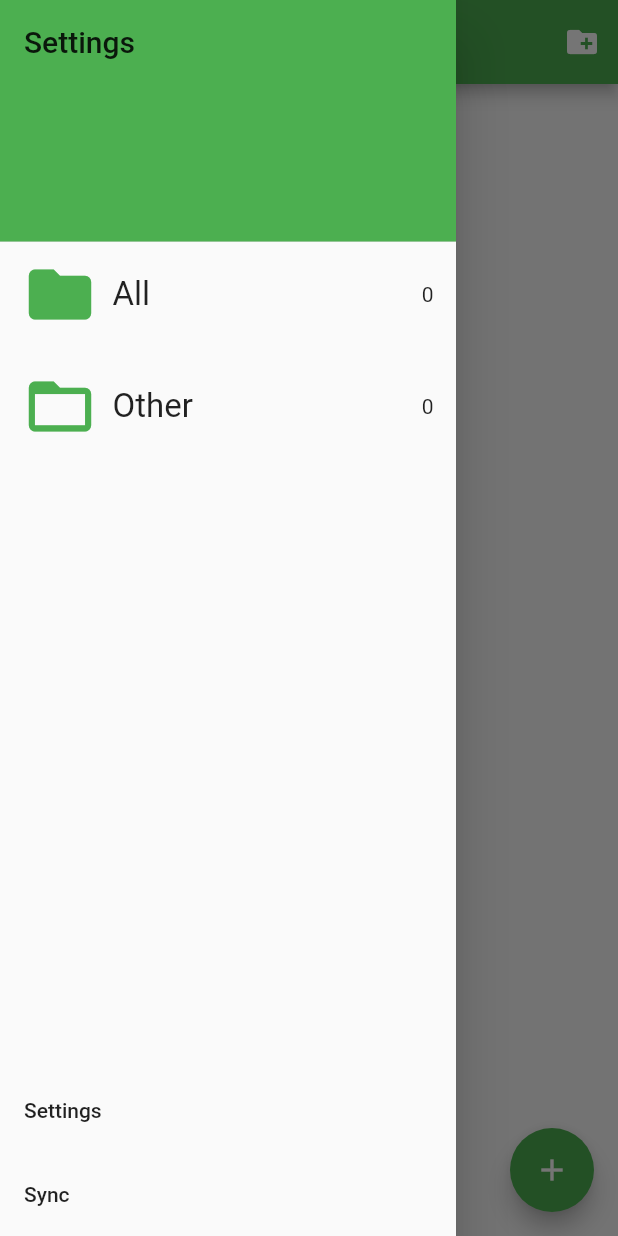
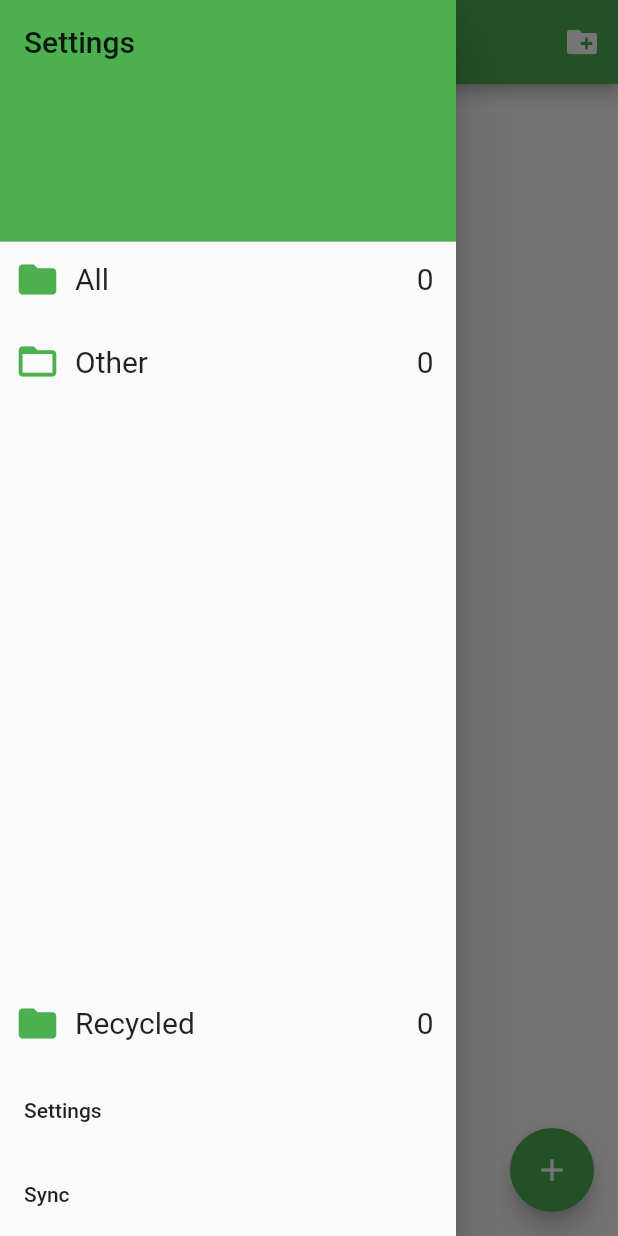
Before and after one commit to springeye/oplin, a Flutter app: the screen it shows after launch, with the side drawer open, on a phone screen of 412 x 824 dp. Run offline on Flutter 3.47's test engine with Material 2 defaults, Android fonts, the phone set to English and light mode, and no system bars; our stand-ins replace bloc, dio, equatable, flutter_bloc, flutter_colorpicker, flutter_easyloading and 4 more; missing offline and left inert: bitsdojo_window, diff_match_patch, flutter_quill, webdav_client; generated files the repository leaves out were written again.

Commit message:
move folder to drawer

```diff
--- a/lib/app/view/mobile/build_note.dart
+++ b/lib/app/view/mobile/build_note.dart
@@ -6,27 +6,35 @@ import 'package:intl/intl.dart';
 
 import '../../../../../db/models.dart';
 
-Widget buildNoteBookItem(BuildContext context, Notebook book, bool opened) {
+Widget buildNoteBookItem(BuildContext context, Notebook book, bool opened,
+    {double? iconSize, double? fontSize, EdgeInsetsGeometry? padding}) {
   return Container(
-    padding: const EdgeInsets.fromLTRB(15, 10, 15, 15),
+    padding: padding ?? const EdgeInsets.fromLTRB(15, 10, 15, 15),
     child: Row(
       children: [
         Icon(
           opened ? Icons.folder_open : Icons.folder,
-          size: 50,
+          size: iconSize ?? 50,
           color: Theme.of(context).primaryColor,
         ),
         Padding(
           padding: const EdgeInsets.symmetric(horizontal: 10),
           child: Text(
             book.name,
-            style:
-                Theme.of(context).textTheme.titleMedium?.copyWith(fontSize: 22),
+            style: Theme.of(context)
+                .textTheme
+                .titleMedium
+                ?.copyWith(fontSize: fontSize ?? 22),
           ),
         ),
         //folder name
         const Spacer(),
-        Text("${book.count}"),
+        Text(
+          "${book.count}",
+          style: TextStyle(
+            fontSize: fontSize ?? 22,
+          ),
+        ),
         // notes count in folder
       ],
     ),
--- a/lib/app/view/mobile/drawer.dart
+++ b/lib/app/view/mobile/drawer.dart
@@ -33,6 +33,9 @@ Widget buildDrawer(BuildContext context) {
         var books = context.watch<BookBloc>().state.filteredTodos.toList();
         var noteBloc = context.watch<NoteBloc>();
         var selectBook = noteBloc.state.filter.notebook;
+        var padding = const EdgeInsets.fromLTRB(10, 10, 15, 15);
+        double fontSize = 20;
+        double iconSize = 30;
         return Column(
           children: [
             SizedBox(
@@ -62,9 +65,13 @@ Widget buildDrawer(BuildContext context) {
                         Navigator.pop(context);
                       },
                       child: buildNoteBookItem(
-                          context,
-                          Notebook()..name = S.of(context).all,
-                          selectBook == null),
+                        context,
+                        Notebook()..name = S.of(context).all,
+                        selectBook == null,
+                        iconSize: iconSize,
+                        fontSize: fontSize,
+                        padding: padding,
+                      ),
                     );
                   }
                   if (index == 1) {
@@ -74,9 +81,13 @@ Widget buildDrawer(BuildContext context) {
                         Navigator.pop(context);
                       },
                       child: buildNoteBookItem(
-                          context,
-                          Notebook.other..name = S.of(context).other,
-                          selectBook != null && selectBook.isOther),
+                        context,
+                        Notebook.other..name = S.of(context).other,
+                        selectBook != null && selectBook.isOther,
+                        iconSize: iconSize,
+                        fontSize: fontSize,
+                        padding: padding,
+                      ),
                     );
                   }
                   var book = books[index - 2];
@@ -86,10 +97,24 @@ Widget buildDrawer(BuildContext context) {
                       Navigator.pop(context);
                     },
                     child: buildNoteBookItem(
-                        context, book, selectBook?.uuid == book.uuid),
+                      context,
+                      book,
+                      selectBook?.uuid == book.uuid,
+                      iconSize: iconSize,
+                      fontSize: fontSize,
+                      padding: padding,
+                    ),
                   );
                 },
               ),
+            ),
+            buildNoteBookItem(
+              context,
+              Notebook.recycled..name = "Recycled",
+              selectBook?.isRecycled == true,
+              iconSize: iconSize,
+              fontSize: fontSize,
+              padding: padding,
             ),
             ListTile(
               title: Text(S.of(context).settings),
--- a/lib/db/models.dart
+++ b/lib/db/models.dart
@@ -103,7 +103,13 @@ class Notebook {
     return Notebook()..uuid = "other";
   }
 
+  static Notebook get recycled {
+    return Notebook()..uuid = "recycled";
+  }
+
   bool get isOther => uuid == "other";
+
+  bool get isRecycled => uuid == "recycled";
 
   factory Notebook.fromJson(Map<String, dynamic> json) =>
       _$NotebookFromJson(json);
```
